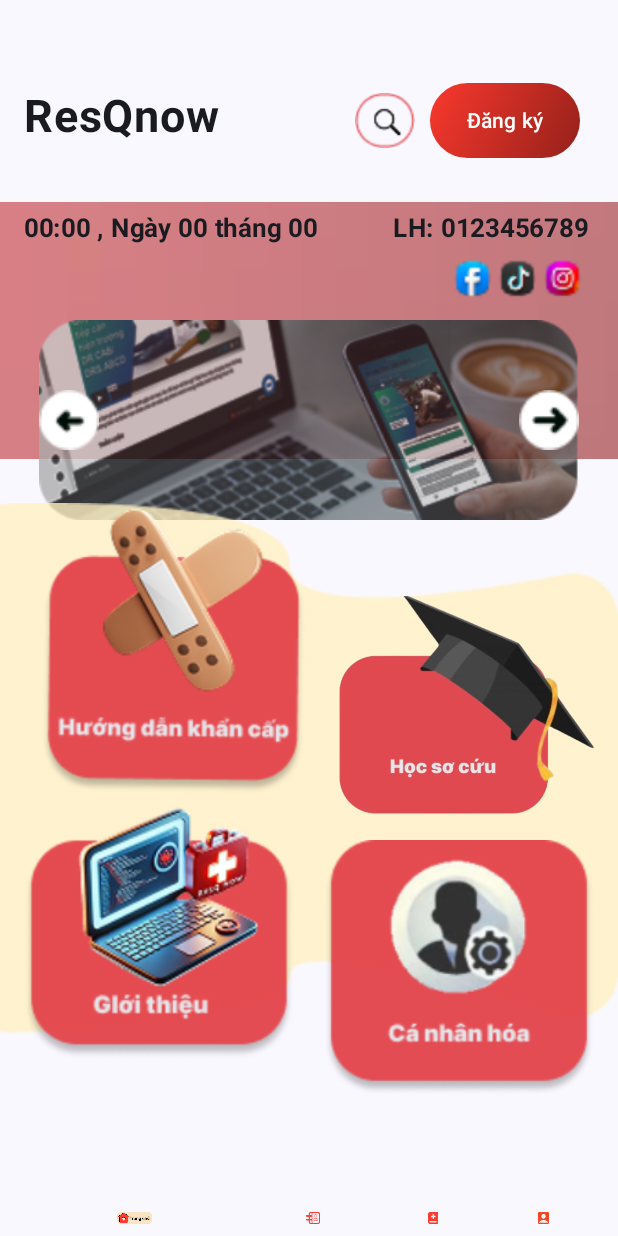
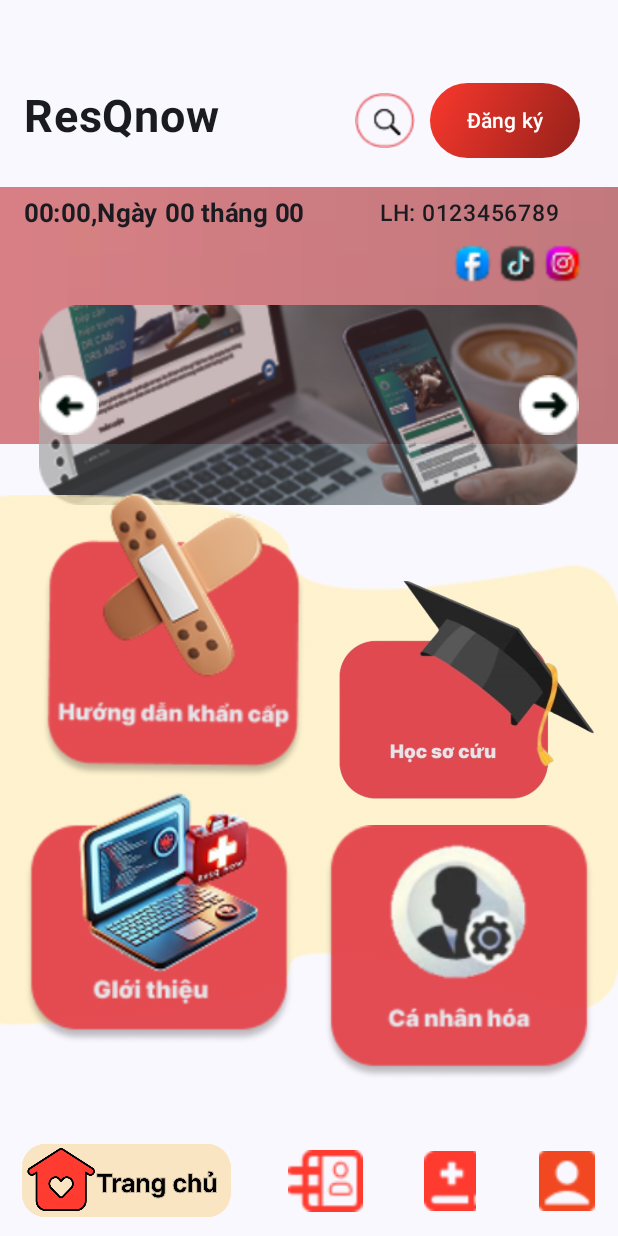
Before and after one commit to DangTDuy/Instant-Emergency-Assistance, an Android app built with Jetpack Compose: the composable HomePage1 shown on its own in the app's theme, on a phone screen of 412 x 824 dp. Run offline under Robolectric (Android 15) with nearby library versions, the phone set to English and light mode, and no system bars.

Commit message:
FixHomeScreen

```diff
--- a/AppResQnow/app/src/main/java/com/example/resqnow/Ui_Ux/theme/Homepage/HomeScreen1.kt
+++ b/AppResQnow/app/src/main/java/com/example/resqnow/Ui_Ux/theme/Homepage/HomeScreen1.kt
@@ -10,6 +10,7 @@ import androidx.compose.foundation.layout.Row
 import androidx.compose.foundation.layout.Spacer
 import androidx.compose.foundation.layout.fillMaxWidth
 import androidx.compose.foundation.layout.height
+import androidx.compose.foundation.layout.navigationBarsPadding
 import androidx.compose.foundation.layout.offset
 import androidx.compose.foundation.layout.padding
 import androidx.compose.foundation.layout.size
@@ -88,7 +89,7 @@ fun HomePage1(navController: NavController) {
             }
         }
 
-        Spacer(modifier = Modifier.height(10.dp))
+        Spacer(modifier = Modifier.width(5.dp))
 
         Box {
             Image(
@@ -104,7 +105,7 @@ fun HomePage1(navController: NavController) {
                     .padding(top = 20.dp)
             ) {
                 Text(
-                    text = "00:00 , Ngày 00 tháng 00",
+                    text = "00:00,Ngày 00 tháng 00",
                     fontSize = 17.sp,
                     fontWeight = FontWeight.Bold,
                     modifier = Modifier.padding(start = 16.dp)
@@ -114,8 +115,8 @@ fun HomePage1(navController: NavController) {
 
                 Text(
                     text = "LH: 0123456789",
-                    fontSize = 17.sp,
-                    fontWeight = FontWeight.Bold,
+                    fontSize = 15.sp,
+                    fontWeight = FontWeight.SemiBold,
                 )
             }
 
@@ -258,14 +259,16 @@ fun HomePage1(navController: NavController) {
     Box(
         modifier = Modifier
             .fillMaxWidth()
-            .padding(top = 800.dp)
-            .height(80.dp),
-        contentAlignment = Alignment.BottomCenter
+            .padding(top = 750.dp)
+            .height(80.dp)
+
+
     ) {
         Row(
             modifier = Modifier
                 .fillMaxWidth()
                 .padding(vertical = 8.dp),
+
             horizontalArrangement = Arrangement.SpaceEvenly,
             verticalAlignment = Alignment.CenterVertically
         ) {
@@ -274,31 +277,37 @@ fun HomePage1(navController: NavController) {
                 contentDescription = "Trang chủ",
                 contentScale = ContentScale.Fit,
                 modifier = Modifier
-                    .size(130.dp)
+                    .size(140.dp)
                     .clickable {}
             )
+            Spacer(modifier = Modifier.width(10.dp))
             Image(
                 painter = painterResource(R.drawable.a),
                 contentDescription = "",
                 contentScale = ContentScale.Fit,
                 modifier = Modifier
-                    .size(60.dp)
+                    .size(50.dp)
+
                     .clickable {}
             )
+            Spacer(modifier = Modifier.width(10.dp))
             Image(
                 painter = painterResource(R.drawable.b),
                 contentDescription = "",
                 contentScale = ContentScale.Fit,
                 modifier = Modifier
-                    .size(50.dp)
+                    .size(40.dp)
+
                     .clickable {}
             )
+            Spacer(modifier = Modifier.width(10.dp))
             Image(
                 painter = painterResource(R.drawable.c),
                 contentDescription = "",
                 contentScale = ContentScale.Fit,
                 modifier = Modifier
-                    .size(50.dp)
+                    .size(40.dp)
+
                     .clickable {}
             )
         }
--- a/AppResQnow/app/src/main/java/com/example/resqnow/Ui_Ux/theme/Router/MainActivity.kt
+++ b/AppResQnow/app/src/main/java/com/example/resqnow/Ui_Ux/theme/Router/MainActivity.kt
@@ -29,7 +29,7 @@ class MainActivity : ComponentActivity() {
         enableEdgeToEdge()
         setContent {
             ResQnowTheme {
-                SignupScreen()
+            Navigation()
             }
             }
         }
```
